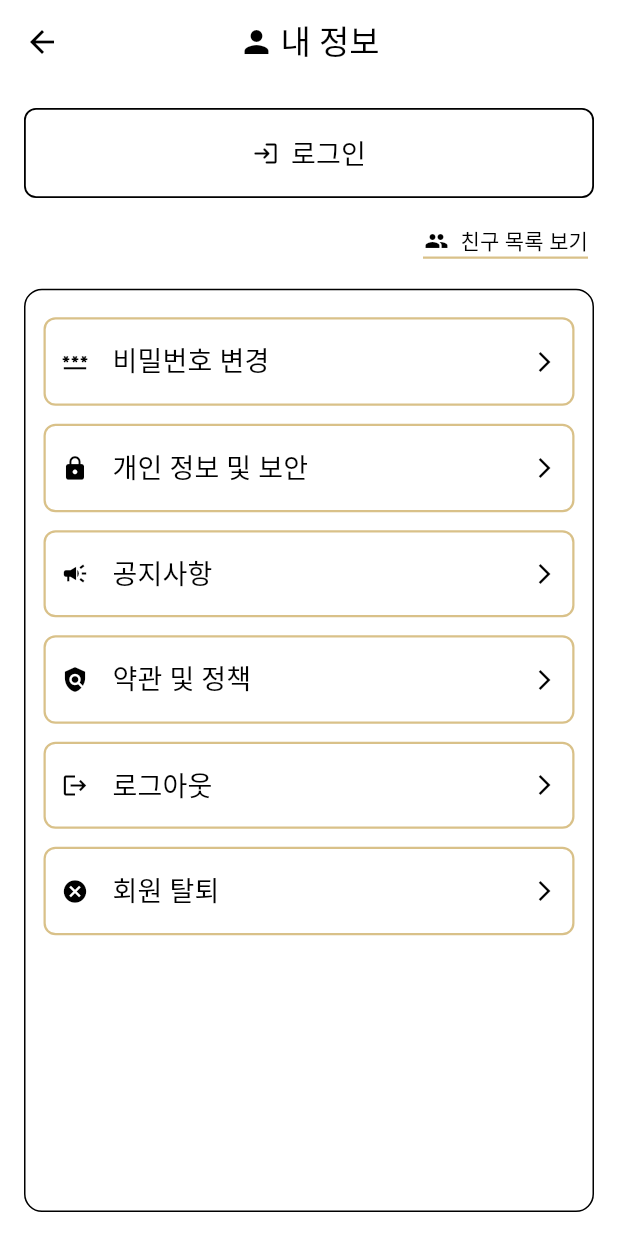
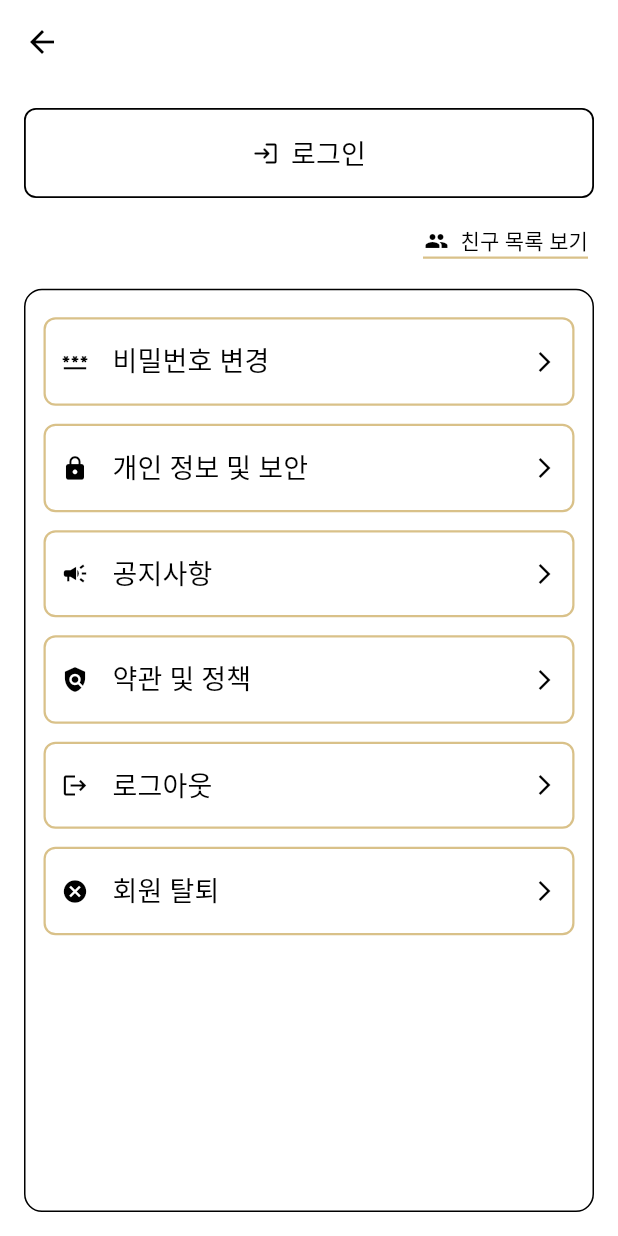
Before and after one commit to partmant/FairMeeting, a Flutter app: the MyInfoPage screen opened directly, after a tap on "친구 목록 보기", on a phone screen of 412 x 824 dp. Run offline on Flutter 3.47's test engine with Material 3 defaults, Android fonts, the phone set to English and light mode, and no system bars; missing offline and left inert: kakao_flutter_sdk_user, kakao_map_plugin.

Commit message:
뒤로가기 위젯 만들기 (수정 필요), 화면 라우팅 추가 설정

```diff
--- a/lib/screens/kakao_map_screen.dart
+++ b/lib/screens/kakao_map_screen.dart
@@ -1,5 +1,6 @@
 import 'package:flutter/material.dart';
 import 'package:kakao_map_plugin/kakao_map_plugin.dart';
+import 'package:fair_front/widgets/go_back.dart';
 
 class KakaoMapScreen extends StatefulWidget {
   const KakaoMapScreen({super.key});
@@ -20,6 +21,7 @@ class _KakaoMapScreenState extends State<KakaoMapScreen> {
   @override
   Widget build(BuildContext context) {
     return Scaffold(
+      appBar: buildCommonAppBar(context),
       body: KakaoMap(
         onMapCreated: (controller) {
           mapController = controller;
--- a/lib/screens/login.dart
+++ b/lib/screens/login.dart
@@ -1,6 +1,7 @@
 import 'package:flutter/material.dart';
 import 'package:fair_front/screens/main_menu.dart';
 import 'package:kakao_flutter_sdk_user/kakao_flutter_sdk_user.dart';
+import 'package:fair_front/widgets/go_back.dart';
 // import 'package:naver_login/naver_login.dart';
 
 // 위젯들 import
@@ -82,6 +83,7 @@ class _LoginScreenState extends State<LoginScreen> {
   @override
   Widget build(BuildContext context) {
     return Scaffold(
+      appBar: buildCommonAppBar(context),
       backgroundColor: Colors.white,
       body: SafeArea(
         child: SingleChildScrollView(
--- a/lib/screens/main_menu.dart
+++ b/lib/screens/main_menu.dart
@@ -2,6 +2,7 @@ import 'package:flutter/material.dart';
 import 'package:fair_front/screens/kakao_map_screen.dart';
 import '../widgets/logo_title.dart';
 import 'package:fair_front/screens/login.dart';
+import 'package:fair_front/screens/my_info.dart';
 
 
 class MainmenuScreen extends StatefulWidget {
@@ -99,7 +100,7 @@ class _MainmenuScreenState extends State<MainmenuScreen> {
         } else if (label == '내 정보') {
           Navigator.push(
             context,
-            MaterialPageRoute(builder: (context) => const LoginScreen()), // ✅ LoginScreen으로 이동!
+            MaterialPageRoute(builder: (context) => const MyInfoPage()), // ✅ LoginScreen으로 이동!
           );
         } else {
           ScaffoldMessenger.of(context).showSnackBar(
--- a/lib/screens/My_Info.dart
+++ b/lib/screens/my_info.dart
@@ -1,52 +1,27 @@
 import 'package:flutter/material.dart';
-
-void main() {
-  runApp(const MyApp());
-}
-
-class MyApp extends StatelessWidget {
-  const MyApp({super.key});
-
-  @override
-  Widget build(BuildContext context) {
-    return MaterialApp(
-      title: '내 정보',
-      home: const MyInfoPage(),
-    );
-  }
-}
+import 'package:fair_front/screens/login.dart';
+import 'package:fair_front/widgets/go_back.dart';  // 공통 AppBar import
 
 class MyInfoPage extends StatelessWidget {
   const MyInfoPage({super.key});
 
-  void _onButtonPressed(String title) {
+  void _onButtonPressed(String title, BuildContext context) {
     print('$title 버튼 클릭됨');
+
+    if (title == "로그인") {
+      Navigator.push(
+        context,
+        MaterialPageRoute(builder: (context) => const LoginScreen()),
+      );
+    }
+    // 나중에 로그아웃, 회원탈퇴도 여기에 추가할 수 있음
   }
 
   @override
   Widget build(BuildContext context) {
     return Scaffold(
       backgroundColor: Colors.white,
-      appBar: AppBar(
-        elevation: 0,
-        backgroundColor: Colors.white,
-        centerTitle: true,
-        leading: IconButton(
-          icon: const Icon(Icons.arrow_back, color: Colors.black),
-          onPressed: () {},
-        ),
-        title: Row(
-          mainAxisSize: MainAxisSize.min,
-          children: const [
-            Icon(Icons.person, color: Colors.black),
-            SizedBox(width: 4),
-            Text(
-              '내 정보',
-              style: TextStyle(color: Colors.black),
-            ),
-          ],
-        ),
-      ),
+      appBar: buildCommonAppBar(context),  // ✅ 우리가 만든 AppBar만 적용
       body: Padding(
         padding: const EdgeInsets.all(16),
         child: Column(
@@ -67,7 +42,7 @@ class MyInfoPage extends StatelessWidget {
                     borderRadius: BorderRadius.circular(8),
                   ),
                 ),
-                onPressed: () => _onButtonPressed("로그인"),
+                onPressed: () => _onButtonPressed("로그인", context),
                 child: Row(
                   mainAxisAlignment: MainAxisAlignment.center,
                   children: const [
@@ -98,7 +73,7 @@ class MyInfoPage extends StatelessWidget {
                   crossAxisAlignment: CrossAxisAlignment.end,
                   children: [
                     TextButton.icon(
-                      onPressed: () => _onButtonPressed("친구 목록 보기"),
+                      onPressed: () => _onButtonPressed("친구 목록 보기", context),
                       icon: const Icon(Icons.people, color: Colors.black, size: 16),
                       label: const Text(
                         '친구 목록 보기',
@@ -132,12 +107,12 @@ class MyInfoPage extends StatelessWidget {
                 ),
                 child: ListView(
                   children: [
-                    _buildOutlinedMenu(Icons.password, '비밀번호 변경'),
-                    _buildOutlinedMenu(Icons.lock, '개인 정보 및 보안'),
-                    _buildOutlinedMenu(Icons.campaign, '공지사항'),
-                    _buildOutlinedMenu(Icons.policy, '약관 및 정책'),
-                    _buildOutlinedMenu(Icons.logout, '로그아웃'),
-                    _buildOutlinedMenu(Icons.cancel, '회원 탈퇴'),
+                    _buildOutlinedMenu(context, Icons.password, '비밀번호 변경'),
+                    _buildOutlinedMenu(context, Icons.lock, '개인 정보 및 보안'),
+                    _buildOutlinedMenu(context, Icons.campaign, '공지사항'),
+                    _buildOutlinedMenu(context, Icons.policy, '약관 및 정책'),
+                    _buildOutlinedMenu(context, Icons.logout, '로그아웃'),
+                    _buildOutlinedMenu(context, Icons.cancel, '회원 탈퇴'),
                   ],
                 ),
               ),
@@ -148,11 +123,11 @@ class MyInfoPage extends StatelessWidget {
     );
   }
 
-  Widget _buildOutlinedMenu(IconData icon, String title) {
+  Widget _buildOutlinedMenu(BuildContext context, IconData icon, String title) {
     return Padding(
       padding: const EdgeInsets.symmetric(vertical: 6),
       child: OutlinedButton(
-        onPressed: () => _onButtonPressed(title),
+        onPressed: () => _onButtonPressed(title, context),
         style: OutlinedButton.styleFrom(
           backgroundColor: Colors.white,
           side: const BorderSide(color: Color(0xFFD9C189), width: 1.5),
--- /dev/null
+++ b/lib/widgets/go_back.dart
@@ -0,0 +1,14 @@
+import 'package:flutter/material.dart';
+
+AppBar buildCommonAppBar(BuildContext context) {
+  return AppBar(
+    backgroundColor: Colors.transparent,
+    elevation: 0,
+    leading: IconButton(
+      icon: const Icon(Icons.arrow_back, color: Colors.black),
+      onPressed: () => Navigator.pop(context),
+    ),
+    title: null,
+    centerTitle: true,
+  );
+}
```
